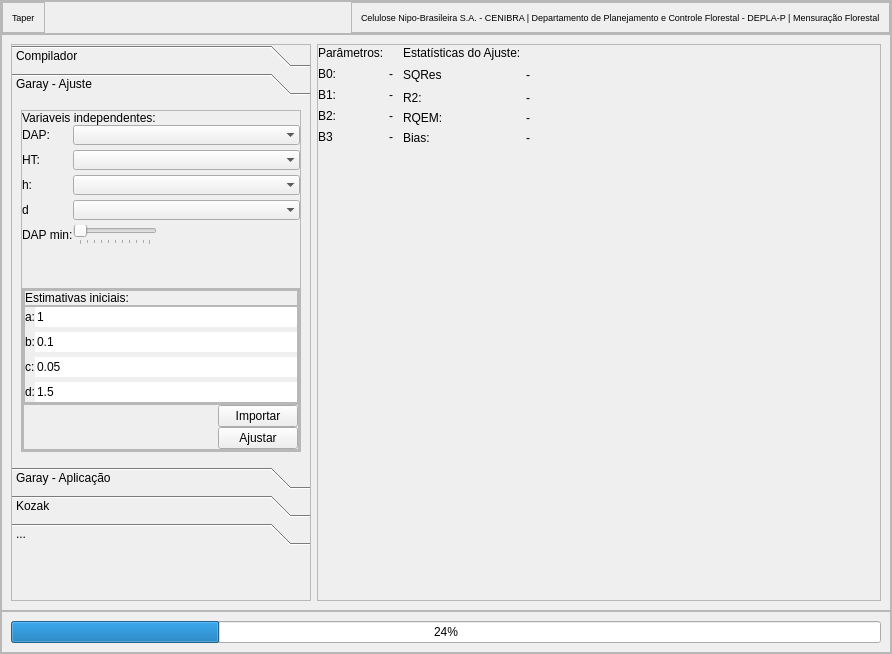
leoipp/Taper, file GUI/MainGui.ui: the form before one commit.
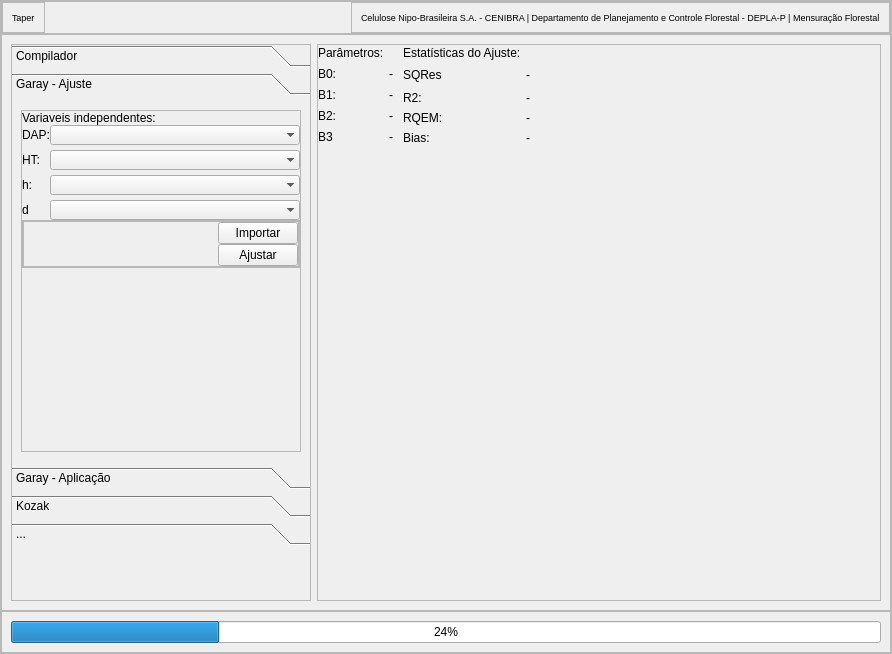
The form after the commit. The open tabs and pages were chosen to show the change.

Diff of the .ui file:
```diff
--- a/GUI/MainGui.ui
+++ b/GUI/MainGui.ui
@@ -208,7 +208,7 @@
                 <enum>QFrame::Raised</enum>
                </property>
                <property name="currentIndex">
-                <number>2</number>
+                <number>1</number>
                </property>
                <property name="tabSpacing">
                 <number>6</number>
@@ -218,8 +218,8 @@
                  <rect>
                   <x>0</x>
                   <y>0</y>
-                  <width>298</width>
-                  <height>365</height>
+                  <width>214</width>
+                  <height>97</height>
                  </rect>
                 </property>
                 <attribute name="label">
@@ -448,32 +448,6 @@
                             </property>
                            </widget>
                           </item>
-                          <item row="6" column="0">
-                           <widget class="QLabel" name="label_13">
-                            <property name="text">
-                             <string>DAP min:</string>
-                            </property>
-                           </widget>
-                          </item>
-                          <item row="6" column="1">
-                           <widget class="QSlider" name="horizontalSlider">
-                            <property name="sizePolicy">
-                             <sizepolicy hsizetype="Fixed" vsizetype="Fixed">
-                              <horstretch>0</horstretch>
-                              <verstretch>0</verstretch>
-                             </sizepolicy>
-                            </property>
-                            <property name="tracking">
-                             <bool>true</bool>
-                            </property>
-                            <property name="orientation">
-                             <enum>Qt::Horizontal</enum>
-                            </property>
-                            <property name="tickPosition">
-                             <enum>QSlider::TicksBelow</enum>
-                            </property>
-                           </widget>
-                          </item>
                          </layout>
                         </widget>
                        </item>
@@ -510,165 +484,6 @@
                        <property name="bottomMargin">
                         <number>0</number>
                        </property>
-                       <item>
-                        <widget class="QFrame" name="frame_14">
-                         <property name="frameShape">
-                          <enum>QFrame::StyledPanel</enum>
-                         </property>
-                         <property name="frameShadow">
-                          <enum>QFrame::Raised</enum>
-                         </property>
-                         <layout class="QVBoxLayout" name="verticalLayout_10">
-                          <property name="spacing">
-                           <number>0</number>
-                          </property>
-                          <property name="leftMargin">
-                           <number>0</number>
-                          </property>
-                          <property name="topMargin">
-                           <number>0</number>
-                          </property>
-                          <property name="rightMargin">
-                           <number>0</number>
-                          </property>
-                          <property name="bottomMargin">
-                           <number>0</number>
-                          </property>
-                          <item>
-                           <widget class="QFrame" name="frame_15">
-                            <property name="frameShape">
-                             <enum>QFrame::StyledPanel</enum>
-                            </property>
-                            <property name="frameShadow">
-                             <enum>QFrame::Raised</enum>
-                            </property>
-                            <layout class="QHBoxLayout" name="horizontalLayout_8">
-                             <property name="spacing">
-                              <number>0</number>
-                             </property>
-                             <property name="leftMargin">
-                              <number>0</number>
-                             </property>
-                             <property name="topMargin">
-                              <number>0</number>
-                             </property>
-                             <property name="rightMargin">
-                              <number>0</number>
-                             </property>
-                             <property name="bottomMargin">
-                              <number>0</number>
-                             </property>
-                             <item>
-                              <widget class="QLabel" name="label_4">
-                               <property name="text">
-                                <string>Estimativas iniciais:</string>
-                               </property>
-                              </widget>
-                             </item>
-                            </layout>
-                           </widget>
-                          </item>
-                          <item>
-                           <widget class="QFrame" name="frame_16">
-                            <property name="frameShape">
-                             <enum>QFrame::StyledPanel</enum>
-                            </property>
-                            <property name="frameShadow">
-                             <enum>QFrame::Raised</enum>
-                            </property>
-                            <layout class="QFormLayout" name="formLayout">
-                             <property name="horizontalSpacing">
-                              <number>0</number>
-                             </property>
-                             <property name="verticalSpacing">
-                              <number>5</number>
-                             </property>
-                             <property name="leftMargin">
-                              <number>0</number>
-                             </property>
-                             <property name="topMargin">
-                              <number>0</number>
-                             </property>
-                             <property name="rightMargin">
-                              <number>0</number>
-                             </property>
-                             <property name="bottomMargin">
-                              <number>0</number>
-                             </property>
-                             <item row="0" column="0">
-                              <widget class="QLabel" name="label_5">
-                               <property name="text">
-                                <string>a:</string>
-                               </property>
-                              </widget>
-                             </item>
-                             <item row="1" column="0">
-                              <widget class="QLabel" name="label_6">
-                               <property name="text">
-                                <string>b:</string>
-                               </property>
-                              </widget>
-                             </item>
-                             <item row="2" column="0">
-                              <widget class="QLabel" name="label_8">
-                               <property name="text">
-                                <string>c:</string>
-                               </property>
-                              </widget>
-                             </item>
-                             <item row="3" column="0">
-                              <widget class="QLabel" name="label_7">
-                               <property name="text">
-                                <string>d:</string>
-                               </property>
-                              </widget>
-                             </item>
-                             <item row="0" column="1">
-                              <widget class="QLineEdit" name="lineEdit">
-                               <property name="text">
-                                <string>1</string>
-                               </property>
-                               <property name="frame">
-                                <bool>false</bool>
-                               </property>
-                              </widget>
-                             </item>
-                             <item row="1" column="1">
-                              <widget class="QLineEdit" name="lineEdit_2">
-                               <property name="text">
-                                <string>0.1</string>
-                               </property>
-                               <property name="frame">
-                                <bool>false</bool>
-                               </property>
-                              </widget>
-                             </item>
-                             <item row="2" column="1">
-                              <widget class="QLineEdit" name="lineEdit_3">
-                               <property name="text">
-                                <string>0.05</string>
-                               </property>
-                               <property name="frame">
-                                <bool>false</bool>
-                               </property>
-                              </widget>
-                             </item>
-                             <item row="3" column="1">
-                              <widget class="QLineEdit" name="lineEdit_4">
-                               <property name="text">
-                                <string>1.5</string>
-                               </property>
-                               <property name="frame">
-                                <bool>false</bool>
-                               </property>
-                              </widget>
-                             </item>
-                            </layout>
-                           </widget>
-                          </item>
-                         </layout>
-                        </widget>
-                       </item>
                        <item>
                         <widget class="QFrame" name="frame_13">
                          <property name="frameShape">
@@ -713,12 +528,33 @@
                       </layout>
                      </widget>
                     </item>
+                    <item>
+                     <spacer name="verticalSpacer_3">
+                      <property name="orientation">
+                       <enum>Qt::Vertical</enum>
+                      </property>
+                      <property name="sizeHint" stdset="0">
+                       <size>
+                        <width>20</width>
+                        <height>40</height>
+                       </size>
+                      </property>
+                     </spacer>
+                    </item>
                    </layout>
                   </widget>
                  </item>
                 </layout>
                </widget>
                <widget class="QWidget" name="Garayap">
+                <property name="geometry">
+                 <rect>
+                  <x>0</x>
+                  <y>0</y>
+                  <width>211</width>
+                  <height>401</height>
+                 </rect>
+                </property>
                 <attribute name="label">
                  <string>Garay - Aplicação</string>
                 </attribute>
@@ -962,8 +798,8 @@
                  <rect>
                   <x>0</x>
                   <y>0</y>
-                  <width>298</width>
-                  <height>365</height>
+                  <width>100</width>
+                  <height>30</height>
                  </rect>
                 </property>
                 <attribute name="label">
@@ -975,8 +811,8 @@
                  <rect>
                   <x>0</x>
                   <y>0</y>
-                  <width>298</width>
-                  <height>365</height>
+                  <width>100</width>
+                  <height>30</height>
                  </rect>
                 </property>
                 <attribute name="label">
```
